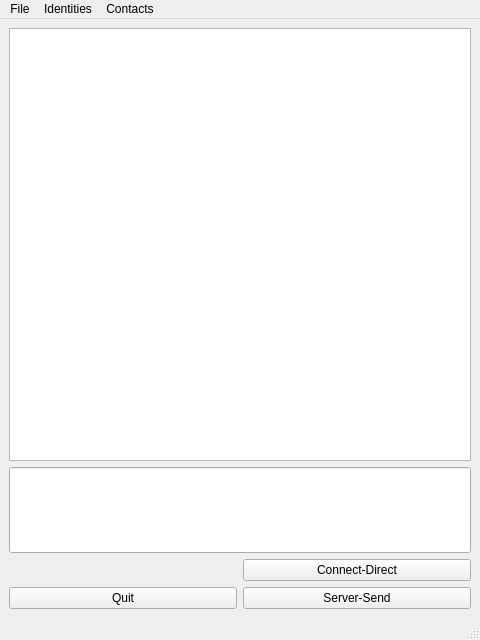
The window that ui/dchat.ui (berndhs/egalite) describes before a commit, drawn with Qt 5.
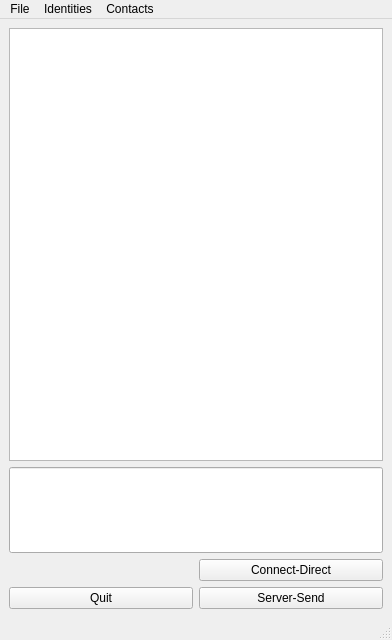
The same window after the commit. Icons and pictures are not drawn.

Diff of the .ui file:
```diff
--- a/ui/dchat.ui
+++ b/ui/dchat.ui
@@ -6,7 +6,7 @@
    <rect>
     <x>0</x>
     <y>0</y>
-    <width>480</width>
+    <width>392</width>
     <height>640</height>
    </rect>
   </property>
@@ -19,16 +19,6 @@
   </property>
   <widget class="QWidget" name="centralwidget">
    <layout class="QGridLayout" name="gridLayout_2">
-    <item row="0" column="0">
-     <widget class="QTextEdit" name="textDisplay">
-      <property name="sizePolicy">
-       <sizepolicy hsizetype="Expanding" vsizetype="Expanding">
-        <horstretch>0</horstretch>
-        <verstretch>25</verstretch>
-       </sizepolicy>
-      </property>
-     </widget>
-    </item>
     <item row="1" column="0">
      <widget class="QLineEdit" name="inputLine">
       <property name="sizePolicy">
@@ -64,6 +54,52 @@
       </item>
      </layout>
     </item>
+    <item row="0" column="0">
+     <widget class="QTableView" name="contactView">
+      <property name="sizePolicy">
+       <sizepolicy hsizetype="Expanding" vsizetype="Expanding">
+        <horstretch>0</horstretch>
+        <verstretch>25</verstretch>
+       </sizepolicy>
+      </property>
+      <property name="editTriggers">
+       <set>QAbstractItemView::NoEditTriggers</set>
+      </property>
+      <property name="showGrid">
+       <bool>false</bool>
+      </property>
+      <property name="gridStyle">
+       <enum>Qt::NoPen</enum>
+      </property>
+      <property name="sortingEnabled">
+       <bool>true</bool>
+      </property>
+      <attribute name="horizontalHeaderVisible">
+       <bool>true</bool>
+      </attribute>
+      <attribute name="horizontalHeaderDefaultSectionSize">
+       <number>100</number>
+      </attribute>
+      <attribute name="horizontalHeaderStretchLastSection">
+       <bool>true</bool>
+      </attribute>
+      <attribute name="verticalHeaderVisible">
+       <bool>false</bool>
+      </attribute>
+      <attribute name="verticalHeaderVisible">
+       <bool>false</bool>
+      </attribute>
+      <attribute name="horizontalHeaderStretchLastSection">
+       <bool>true</bool>
+      </attribute>
+      <attribute name="horizontalHeaderVisible">
+       <bool>true</bool>
+      </attribute>
+      <attribute name="horizontalHeaderDefaultSectionSize">
+       <number>100</number>
+      </attribute>
+     </widget>
+    </item>
    </layout>
   </widget>
   <widget class="QMenuBar" name="menubar">
@@ -71,7 +107,7 @@
     <rect>
      <x>0</x>
      <y>0</y>
-     <width>480</width>
+     <width>392</width>
      <height>21</height>
     </rect>
    </property>
```
